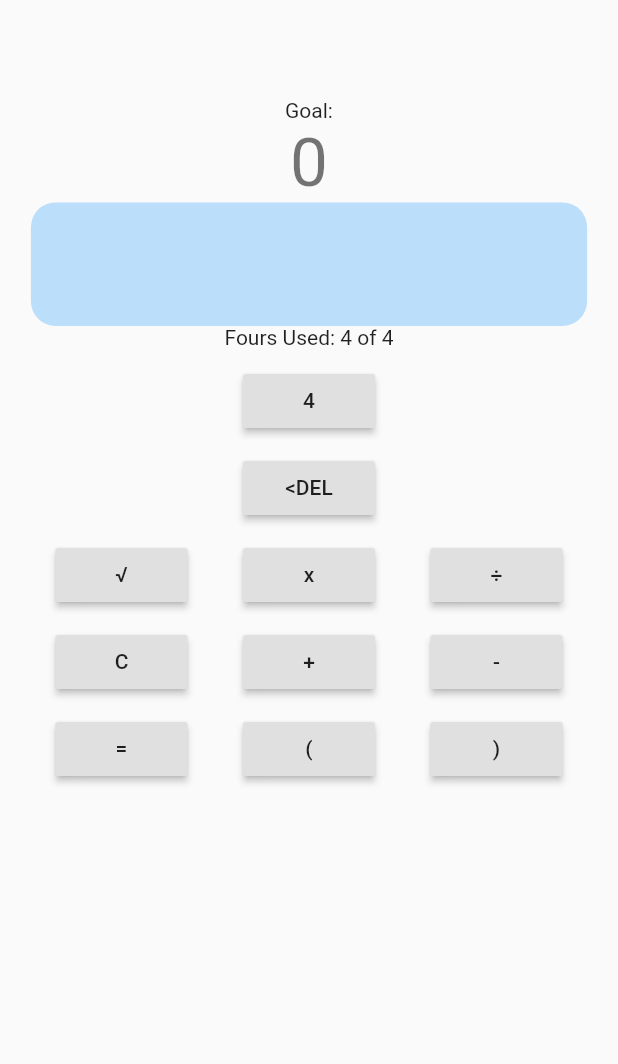
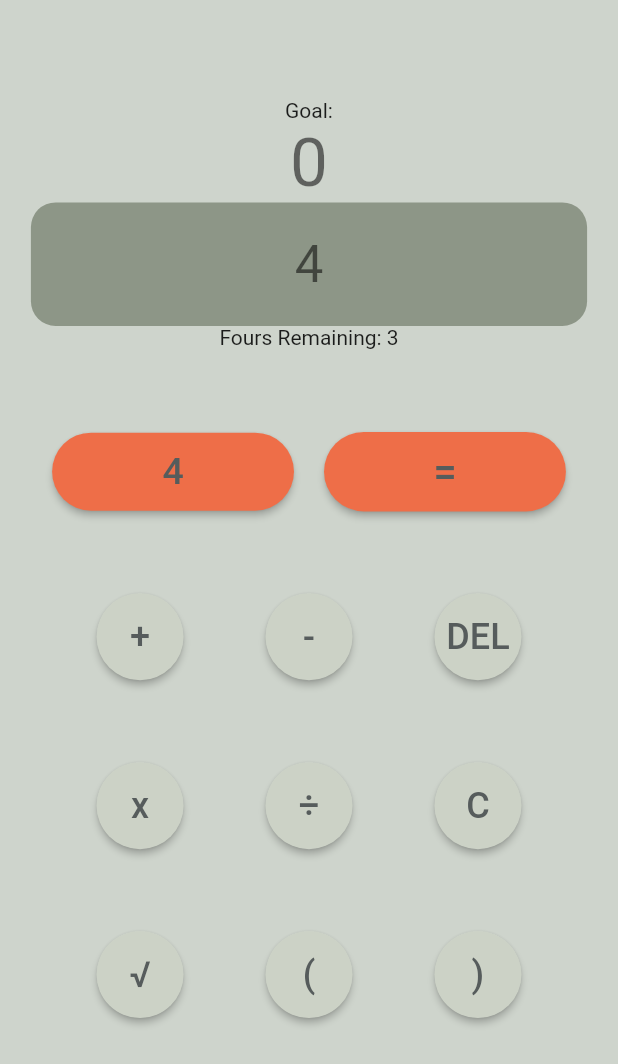
Before and after one commit to snibo13/FourFours, a Flutter app: the screen it shows after launch, after a tap on an icon or button, on a phone screen of 412 x 824 dp. Shown: the top 1064 px of the screen. Run offline on Flutter 3.47's test engine with Material 2 defaults, Android fonts, the phone set to English and light mode, and no system bars.

Commit message:
UI Design

```diff
--- a/lib/MathString.dart
+++ b/lib/MathString.dart
@@ -37,6 +37,7 @@ int parseEquation(String equation) {
     for (int i = 0; i < values.length; i++) {
       val += values[i];
     }
+    print(equation);
     return val;
   }
 
@@ -102,23 +103,27 @@ int oop(String subEquation) {
         if(subEquation.indexOf("x") < subEquation.indexOf("\u00F7")) {
           int temp = calculate(subEquation.substring(subEquation.indexOf("x")-1, subEquation.indexOf("x")+2));
           subEquation = subEquation.replaceRange(subEquation.indexOf("x")-1, subEquation.indexOf("x")+2,"$temp");
+          print(subEquation);
         }
         //Division before Multiplication
         else {
           int temp = calculate(subEquation.substring(subEquation.indexOf("\u00F7")-1, subEquation.indexOf("\u00F7")+2));
           subEquation = subEquation.replaceRange(subEquation.indexOf("\u00F7")-1, subEquation.indexOf("\u00F7")+2, "$temp");
+          print(subEquation);
         }
       }
       //Only multiplication
       else {
         int temp = calculate(subEquation.substring(subEquation.indexOf("x")-1, subEquation.indexOf("x")+2));
         subEquation = subEquation.replaceRange(subEquation.indexOf("x")-1, subEquation.indexOf("x")+2,"$temp");
+        print(subEquation);
       }
     }
     //Only has division
     else {
       int temp = calculate(subEquation.substring(subEquation.indexOf("\u00F7")-1, subEquation.indexOf("\u00F7")+2));
       subEquation = subEquation.replaceRange(subEquation.indexOf("\u00F7")-1, subEquation.indexOf("\u00F7")+2,"$temp");
+      print(subEquation);
     }
   }
   while(subEquation.contains("-") || subEquation.contains("+")) {
--- a/lib/main.dart
+++ b/lib/main.dart
@@ -78,7 +78,7 @@ class _MyHomePageState extends State<MyHomePage> {
   void _clear() {
     setState(() {
       _value = "";
-      _counter = 0;
+      _counter = 4;
     });
   }
 
@@ -89,7 +89,7 @@ class _MyHomePageState extends State<MyHomePage> {
         _goal++;
         _clear();
       } else {
-        if(_counter != 4) {
+        if(_counter != 0) {
           _alert="You must use 4 fours";
           _value += "=$_computation";
         } else {
@@ -103,11 +103,11 @@ class _MyHomePageState extends State<MyHomePage> {
 
   void _four() {
     setState(() {
-      if (_counter < 4) {
+      if (_counter == 0) {
+        _alert = "Only 4 Fours allowed!!";
+      } else {
         _value += "4";
-        _counter++;
-      } else {
-        _alert = "Only 4 Fours allowed!!";
+        _counter--;
       }
     });
   }
@@ -128,6 +128,7 @@ class _MyHomePageState extends State<MyHomePage> {
   Widget build(BuildContext context) {
     SystemChrome.setEnabledSystemUIOverlays([]);
     return Scaffold(
+        backgroundColor: Color(0xffCED4CC),
         body: Padding(
           padding: EdgeInsets.only(top: MediaQuery.of(context).size.height * 0.08),
           child: Center(
@@ -153,46 +154,72 @@ class _MyHomePageState extends State<MyHomePage> {
                               '$_value',
                               style: Theme.of(context).textTheme.display1,
                               textAlign: TextAlign.center,
-
                             ),
                           )
                       ),
                       decoration: BoxDecoration(
-                          color: Colors.blue[100],
+                          color: Color(0xff8D9687),
                           borderRadius: BorderRadius.circular(MediaQuery.of(context).size.width * 0.04)
                       ),
                     )
 
                 ),
 
-                    Text(
-                        "Fours Used: $_counter of 4",
-                        textAlign: TextAlign.center,
-                        ),
+                Text(
+                  "Fours Remaining: $_counter",
+                  textAlign: TextAlign.center,
+                ),
 
 
 //                Text('$_alert'),
                 SizedBox(
-                    height: 300,
+                    height: 500,
+                    width: MediaQuery.of(context).size.width * 0.88,
                     child: Column(
                       mainAxisAlignment: MainAxisAlignment.spaceEvenly,
                       children: <Widget>[
-                        RaisedButton(onPressed: _four, child: Text("4"),),
-                        RaisedButton(onPressed: _backspace, child: Text("<DEL"),),
+                        Row(
+                            children: <Widget> [
+                              Expanded (
+                                  flex: 3,
+                                  child: Padding(
+                                      padding: EdgeInsets.only(left: 10, right: 10),
+                                      child: RaisedButton(
+                                        color: Color(0xffEE6E48),
+                                          shape: RoundedRectangleBorder(borderRadius: BorderRadius.circular(30)),
+                                          onPressed: _four, child: Text("4", style: TextStyle(fontSize: 25, color: Color(0xff565C5C))),padding: EdgeInsets.all(11.5),)),
+                              ),
+                              Expanded (
+                                  flex: 3,
+                                  child: Padding(
+                                      padding: EdgeInsets.only(left: 10, right: 10),
+                                      child: RaisedButton(
+                                        color: Color(0xffEE6E48),
+                                        shape: RoundedRectangleBorder(borderRadius:
+                                        BorderRadius.circular(30)),
+                                        onPressed: _equals,
+                                        child: Text("=", style: TextStyle(fontSize: 28, color: Color(0xff565C5C)),),
+                                        padding: EdgeInsets.all(10),))
+                              ),
+                            ],
+                            mainAxisAlignment: MainAxisAlignment.spaceEvenly
+                        ),
                         Row(children: <Widget>[
-                          RaisedButton(onPressed: _sqrt, child: Text("\u221a"),),
-                          RaisedButton(onPressed: _mult, child: Text("x"),),
-                          RaisedButton(onPressed: _div, child: Text("\u00F7")),
+                          RaisedButton(color: Color(0xffCCD2C6), shape: CircleBorder(), onPressed: _plus, child: Text("+", style: TextStyle(fontSize: 24, color: Color(0xff565C5C)),), padding: EdgeInsets.all(15),),
+                          RaisedButton(color: Color(0xffCCD2C6), shape: CircleBorder(), onPressed: _minus, child: Text("-", style: TextStyle(fontSize: 24, color: Color(0xff565C5C)),), padding: EdgeInsets.all(15),),
+                          RaisedButton(color: Color(0xffCCD2C6), shape: CircleBorder(), onPressed: _backspace, child: Text("DEL", style: TextStyle(fontSize: 24, color: Color(0xff565C5C)),), padding: EdgeInsets.all(15),),
                         ],mainAxisAlignment: MainAxisAlignment.spaceEvenly,),
                         Row(children: <Widget>[
-                          RaisedButton(onPressed: _clear, child: Text("C")),
-                          RaisedButton(onPressed: _plus, child: Text("+"),),
-                          RaisedButton(onPressed: _minus, child: Text("-")),
+                          RaisedButton(color: Color(0xffCCD2C6),shape: CircleBorder(), onPressed: _mult, child: Text("x", style: TextStyle(fontSize: 24, color: Color(0xff565C5C)),), padding: EdgeInsets.all(15),),
+                          RaisedButton(color: Color(0xffCCD2C6),shape: CircleBorder(), onPressed: _div, child: Text("\u00F7", style: TextStyle(fontSize: 24, color: Color(0xff565C5C)),), padding: EdgeInsets.all(15),),
+                          RaisedButton(color: Color(0xffCCD2C6),shape: CircleBorder(), onPressed: _clear, child: Text("C", style: TextStyle(fontSize: 24, color: Color(0xff565C5C)),), padding: EdgeInsets.all(15),),
+
                         ],mainAxisAlignment: MainAxisAlignment.spaceEvenly,),
+
                         Row(children: <Widget>[
-                          RaisedButton(onPressed: _equals, child: Text("=")),
-                          RaisedButton(onPressed: _openParen, child: Text("("),),
-                          RaisedButton(onPressed: _closeParen, child: Text(")")),
+                          RaisedButton(color: Color(0xffCCD2C6),shape: CircleBorder(), onPressed: _sqrt, child: Text("\u221a", style: TextStyle(fontSize: 24, color: Color(0xff565C5C)),), padding: EdgeInsets.all(15),),
+                          RaisedButton(color: Color(0xffCCD2C6),shape: CircleBorder(), onPressed: _openParen, child: Text("(" , style: TextStyle(fontSize: 24, color: Color(0xff565C5C)),), padding: EdgeInsets.all(15),),
+                          RaisedButton(color: Color(0xffCCD2C6),shape: CircleBorder(), onPressed: _closeParen, child: Text(")", style: TextStyle(fontSize: 24, color: Color(0xff565C5C)),), padding: EdgeInsets.all(15),),
                         ],mainAxisAlignment: MainAxisAlignment.spaceEvenly,),
                       ],
                     )
```
Also changed, not shown: 1 other file.
